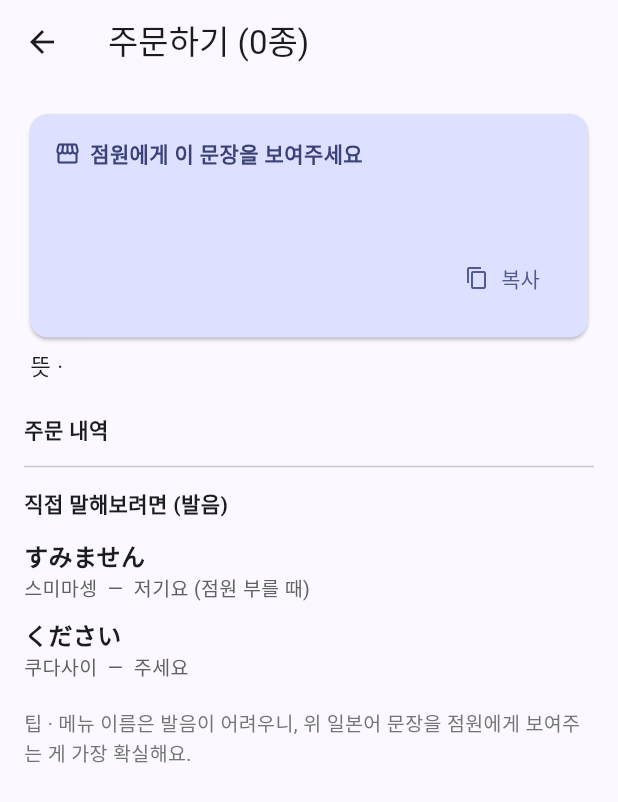
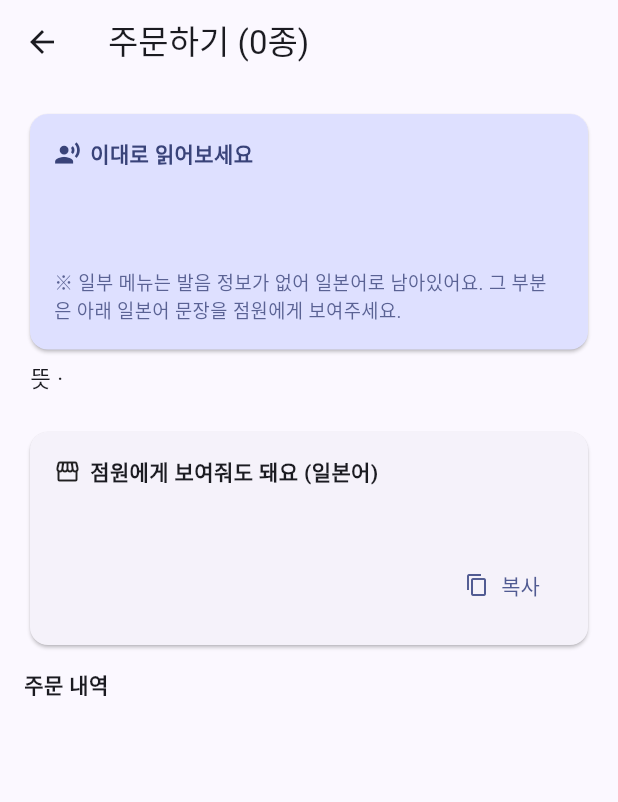
Before and after one commit to noirkeb/jp_travel_app, a Flutter app: the OrderPhraseScreen screen opened directly with empty values, on a phone screen of 412 x 824 dp. Shown: the top 802 px of the screen. Run offline on Flutter 3.47's test engine with Material 3 defaults, Android fonts, the light colour scheme and no system bars; our stand-ins replace camera, flutter_dotenv, image_picker.

Commit message:
주문 화면: '직접 말해보려면' 제거, 상단에 메뉴명 포함 전체 주문 한글 발음 추가

```diff
--- a/lib/data/order_phrases.dart
+++ b/lib/data/order_phrases.dart
@@ -1,3 +1,5 @@
+import 'package:jp_travel_app/data/japanese_reading.dart';
+
 /// 주문할 메뉴 한 항목 (일본어명 + 한국어명 + 수량).
 class OrderLine {
   final String japanese;
@@ -14,10 +16,14 @@ class OrderLine {
 class OrderPhrase {
   final String japanese; // 점원에게 보여주거나 말할 일본어 문장
   final String korean; // 뜻
+  final String pronunciation; // 한글 발음 (메뉴명 포함, 그대로 읽으면 됨)
+  final bool pronunciationComplete; // 발음을 전부 아는지 (일본어 잔여 없음)
   final List<OrderLine> lines;
   const OrderPhrase({
     required this.japanese,
     required this.korean,
+    required this.pronunciation,
+    required this.pronunciationComplete,
     required this.lines,
   });
 
@@ -53,6 +59,18 @@ class OrderComposer {
         lines.map((l) => '${l.korean} ${koCount(l.quantity)}').join(', ');
     final korean = '저기요, $koParts 주세요.';
 
-    return OrderPhrase(japanese: japanese, korean: korean, lines: lines);
+    // 한글 발음: 스미마셍, 카라아게 테이쇼쿠오 히토츠, … 쿠다사이.
+    final pronParts = lines
+        .map((l) => '${JapaneseReading.toReading(l.japanese)}오 ${jaCounterRead(l.quantity)}')
+        .join(', ');
+    final pronunciation = '스미마셍, $pronParts 쿠다사이.';
+
+    return OrderPhrase(
+      japanese: japanese,
+      korean: korean,
+      pronunciation: pronunciation,
+      pronunciationComplete: !JapaneseReading.hasJapanese(pronunciation),
+      lines: lines,
+    );
   }
 }
--- a/lib/screens/order_phrase_screen.dart
+++ b/lib/screens/order_phrase_screen.dart
@@ -2,8 +2,8 @@ import 'package:flutter/material.dart';
 import 'package:flutter/services.dart';
 import 'package:jp_travel_app/data/order_phrases.dart';
 
-/// 선택한 메뉴로 만든 일본어 주문 문장을 보여주는 화면.
-/// 점원에게 화면을 보여주거나, 발음을 참고해 직접 말할 수 있게 안내.
+/// 선택한 메뉴로 만든 주문 문장을 보여주는 화면.
+/// 상단: 그대로 소리 내어 읽는 한글 발음 / 아래: 점원에게 보여줄 일본어 문장.
 class OrderPhraseScreen extends StatelessWidget {
   final OrderPhrase phrase;
   const OrderPhraseScreen({super.key, required this.phrase});
@@ -11,16 +11,16 @@ class OrderPhraseScreen extends StatelessWidget {
   @override
   Widget build(BuildContext context) {
     final scheme = Theme.of(context).colorScheme;
-    final qtys = phrase.lines.map((l) => l.quantity).toSet().toList()..sort();
 
     return Scaffold(
       appBar: AppBar(
-        title: Text(phrase.isSingle ? '주문하기 (단품)' : '주문하기 (${phrase.lines.length}종)'),
+        title: Text(
+            phrase.isSingle ? '주문하기 (단품)' : '주문하기 (${phrase.lines.length}종)'),
       ),
       body: ListView(
         padding: const EdgeInsets.all(16),
         children: [
-          // 점원에게 보여줄 일본어 문장
+          // ── 상단: 한글 발음 (그대로 읽으면 됨) ──
           Card(
             color: scheme.primaryContainer,
             child: Padding(
@@ -30,9 +30,10 @@ class OrderPhraseScreen extends StatelessWidget {
                 children: [
                   Row(
                     children: [
-                      Icon(Icons.storefront, size: 18, color: scheme.onPrimaryContainer),
+                      Icon(Icons.record_voice_over,
+                          size: 18, color: scheme.onPrimaryContainer),
                       const SizedBox(width: 6),
-                      Text('점원에게 이 문장을 보여주세요',
+                      Text('이대로 읽어보세요',
                           style: TextStyle(
                               fontWeight: FontWeight.w600,
                               color: scheme.onPrimaryContainer)),
@@ -40,13 +41,55 @@ class OrderPhraseScreen extends StatelessWidget {
                   ),
                   const SizedBox(height: 12),
                   SelectableText(
-                    phrase.japanese,
+                    phrase.pronunciation,
                     style: TextStyle(
-                      fontSize: 22,
+                      fontSize: 24,
                       fontWeight: FontWeight.bold,
-                      height: 1.4,
+                      height: 1.5,
                       color: scheme.onPrimaryContainer,
                     ),
+                  ),
+                  if (!phrase.pronunciationComplete) ...[
+                    const SizedBox(height: 10),
+                    Text(
+                      '※ 일부 메뉴는 발음 정보가 없어 일본어로 남아있어요. 그 부분은 아래 일본어 문장을 점원에게 보여주세요.',
+                      style: TextStyle(
+                          fontSize: 12.5,
+                          color: scheme.onPrimaryContainer.withValues(alpha: 0.8)),
+                    ),
+                  ],
+                ],
+              ),
+            ),
+          ),
+          const SizedBox(height: 4),
+          Padding(
+            padding: const EdgeInsets.symmetric(horizontal: 4),
+            child: Text('뜻 · ${phrase.korean}',
+                style: const TextStyle(fontSize: 15)),
+          ),
+          const SizedBox(height: 20),
+
+          // ── 점원에게 보여줄 일본어 문장 ──
+          Card(
+            child: Padding(
+              padding: const EdgeInsets.all(16),
+              child: Column(
+                crossAxisAlignment: CrossAxisAlignment.start,
+                children: [
+                  const Row(
+                    children: [
+                      Icon(Icons.storefront, size: 18),
+                      SizedBox(width: 6),
+                      Text('점원에게 보여줘도 돼요 (일본어)',
+                          style: TextStyle(fontWeight: FontWeight.w600)),
+                    ],
+                  ),
+                  const SizedBox(height: 10),
+                  SelectableText(
+                    phrase.japanese,
+                    style: const TextStyle(
+                        fontSize: 19, fontWeight: FontWeight.w600, height: 1.4),
                   ),
                   Align(
                     alignment: Alignment.centerRight,
@@ -65,15 +108,9 @@ class OrderPhraseScreen extends StatelessWidget {
               ),
             ),
           ),
-          const SizedBox(height: 4),
-          Padding(
-            padding: const EdgeInsets.symmetric(horizontal: 4),
-            child: Text('뜻 · ${phrase.korean}',
-                style: const TextStyle(fontSize: 15)),
-          ),
-          const SizedBox(height: 20),
+          const SizedBox(height: 12),
 
-          // 주문 내역
+          // ── 주문 내역 ──
           const Text('주문 내역', style: TextStyle(fontWeight: FontWeight.bold)),
           for (final l in phrase.lines)
             ListTile(
@@ -85,37 +122,6 @@ class OrderPhraseScreen extends StatelessWidget {
               trailing: Text('${l.quantity}개',
                   style: const TextStyle(fontWeight: FontWeight.bold)),
             ),
-          const Divider(height: 28),
-
-          // 발음 도우미 (고정 표현 + 사용된 수량만)
-          const Text('직접 말해보려면 (발음)',
-              style: TextStyle(fontWeight: FontWeight.bold)),
-          const SizedBox(height: 8),
-          _pron('すみません', '스미마셍', '저기요 (점원 부를 때)'),
-          for (final q in qtys)
-            _pron(OrderComposer.jaCounter(q), OrderComposer.jaCounterRead(q),
-                OrderComposer.koCount(q)),
-          _pron('ください', '쿠다사이', '주세요'),
-          const SizedBox(height: 12),
-          Text(
-            '팁 · 메뉴 이름은 발음이 어려우니, 위 일본어 문장을 점원에게 보여주는 게 가장 확실해요.',
-            style: TextStyle(color: Colors.grey.shade600, fontSize: 13),
-          ),
-        ],
-      ),
-    );
-  }
-
-  Widget _pron(String ja, String read, String meaning) {
-    return Padding(
-      padding: const EdgeInsets.symmetric(vertical: 5),
-      child: Column(
-        crossAxisAlignment: CrossAxisAlignment.start,
-        children: [
-          Text(ja,
-              style: const TextStyle(fontSize: 16, fontWeight: FontWeight.w600)),
-          Text('$read  —  $meaning',
-              style: TextStyle(color: Colors.grey.shade700, fontSize: 13)),
         ],
       ),
     );
```
Also changed, not shown: lib/data/japanese_reading.dart (added, +187 -0 lines).
